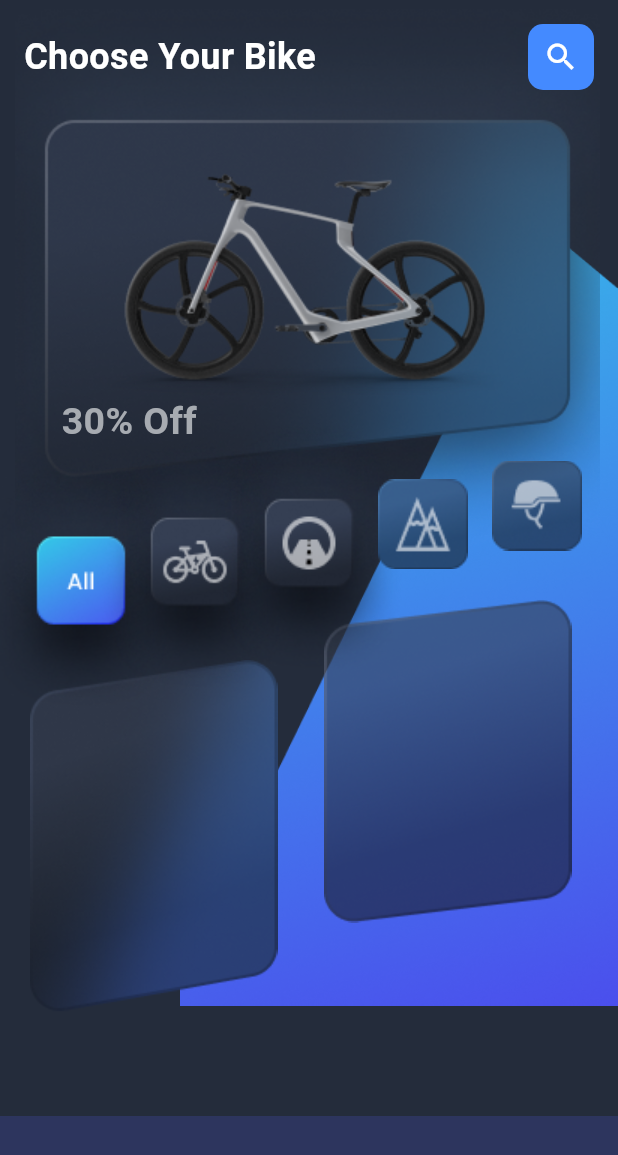
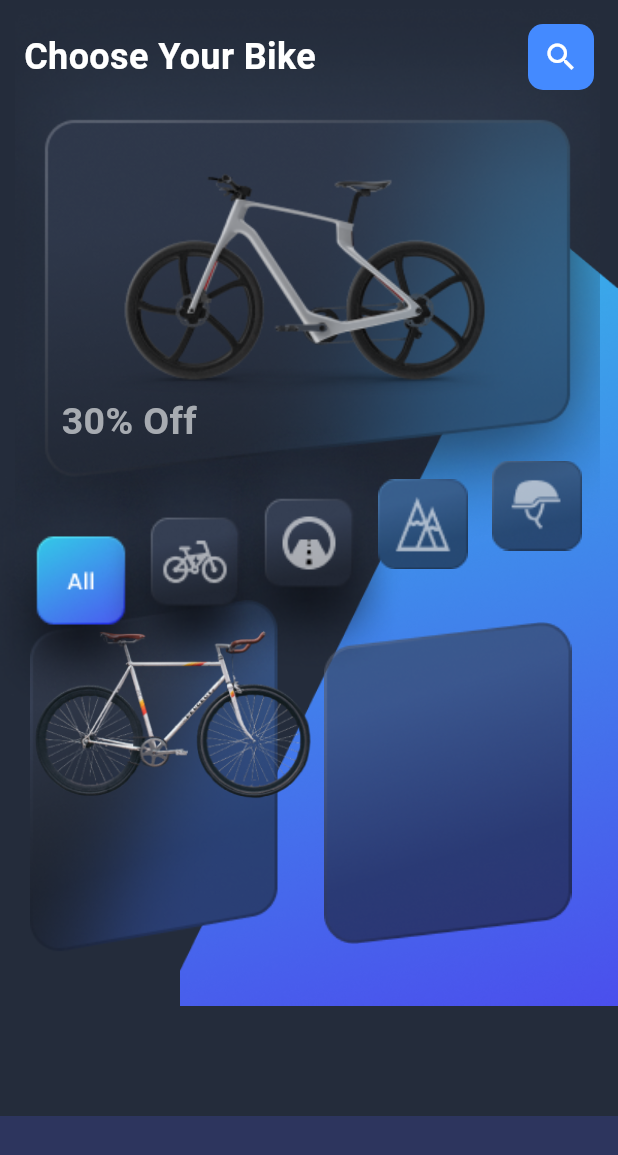
Before and after one commit to tienluan02/online_bicycle_shop, a Flutter app: the screen it shows after launch, on a phone screen of 412 x 824 dp. Shown: the top 1155 px of the screen. Run offline on Flutter 3.47's test engine with Material 3 defaults, Android fonts, the phone set to English and light mode, and no system bars.

Commit message:
items below the buttons

```diff
--- a/online_bicycle_shop_app/lib/Discover/Discover.dart
+++ b/online_bicycle_shop_app/lib/Discover/Discover.dart
@@ -18,9 +18,15 @@
                 children: [
                   Expanded(
                       child: Stack(children: [
-                    Container(
+                    ClipRRect(
                       child: Image.asset('images/Rectangle 166.png'),
                     ),
+                        Column(
+                          children: [
+                            Image.asset('images/robert-bye-tG36rvCeqng-unsplash-removebg-preview 5.png'),
+
+                          ],
+                        )
                   ])),
                   Expanded(
                       child: Stack(children: [
```
